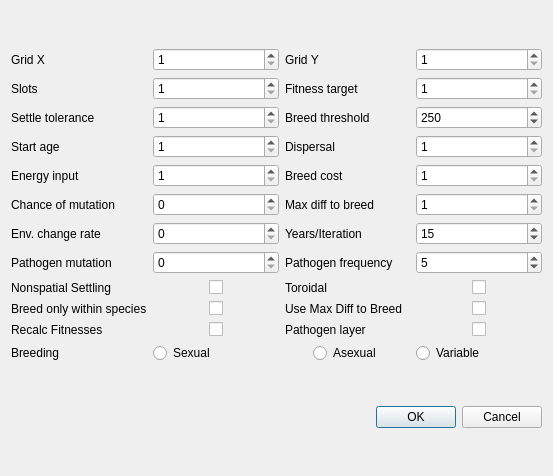
Old version of the form dialog.ui in the repository marksutton/EvoSim.
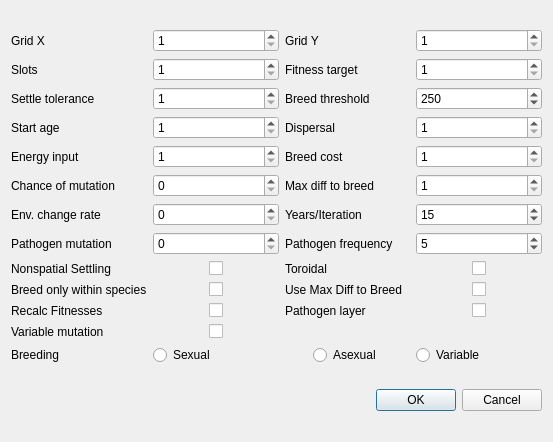
New version of the form.

Commit message: Started variable mutation rates - GUI options done

What changed in the file:
```diff
--- a/dialog.ui
+++ b/dialog.ui
@@ -7,7 +7,7 @@
     <x>0</x>
     <y>0</y>
     <width>553</width>
-    <height>476</height>
+    <height>442</height>
    </rect>
   </property>
   <property name="windowTitle">
@@ -229,21 +229,21 @@
        </property>
       </widget>
      </item>
-     <item row="14" column="1">
+     <item row="15" column="1">
       <widget class="QRadioButton" name="radioSexual">
        <property name="text">
         <string>Sexual</string>
        </property>
       </widget>
      </item>
-     <item row="14" column="2" alignment="Qt::AlignHCenter">
+     <item row="15" column="2" alignment="Qt::AlignHCenter">
       <widget class="QRadioButton" name="radioAsexual">
        <property name="text">
         <string>Asexual</string>
        </property>
       </widget>
      </item>
-     <item row="14" column="3">
+     <item row="15" column="3">
       <widget class="QRadioButton" name="radioVariable">
        <property name="text">
         <string>Variable</string>
@@ -260,7 +260,7 @@
        </property>
       </widget>
      </item>
-     <item row="14" column="0">
+     <item row="15" column="0">
       <widget class="QLabel" name="label_16">
        <property name="text">
         <string>Breeding</string>
@@ -421,6 +421,20 @@
        </property>
       </widget>
      </item>
+     <item row="14" column="0">
+      <widget class="QLabel" name="label_23">
+       <property name="text">
+        <string>Variable mutation</string>
+       </property>
+      </widget>
+     </item>
+     <item row="14" column="1" alignment="Qt::AlignHCenter">
+      <widget class="QCheckBox" name="CheckBoxVariableMutation">
+       <property name="text">
+        <string/>
+       </property>
+      </widget>
+     </item>
     </layout>
    </item>
    <item>
```
The commit also changes 4 other files.
